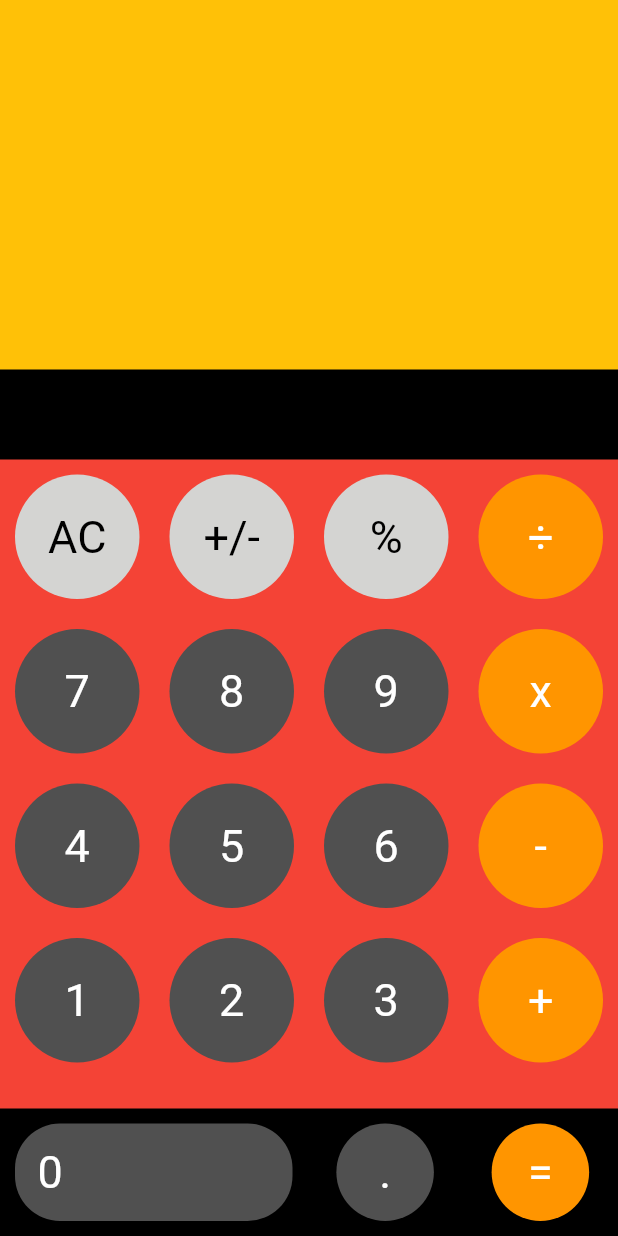
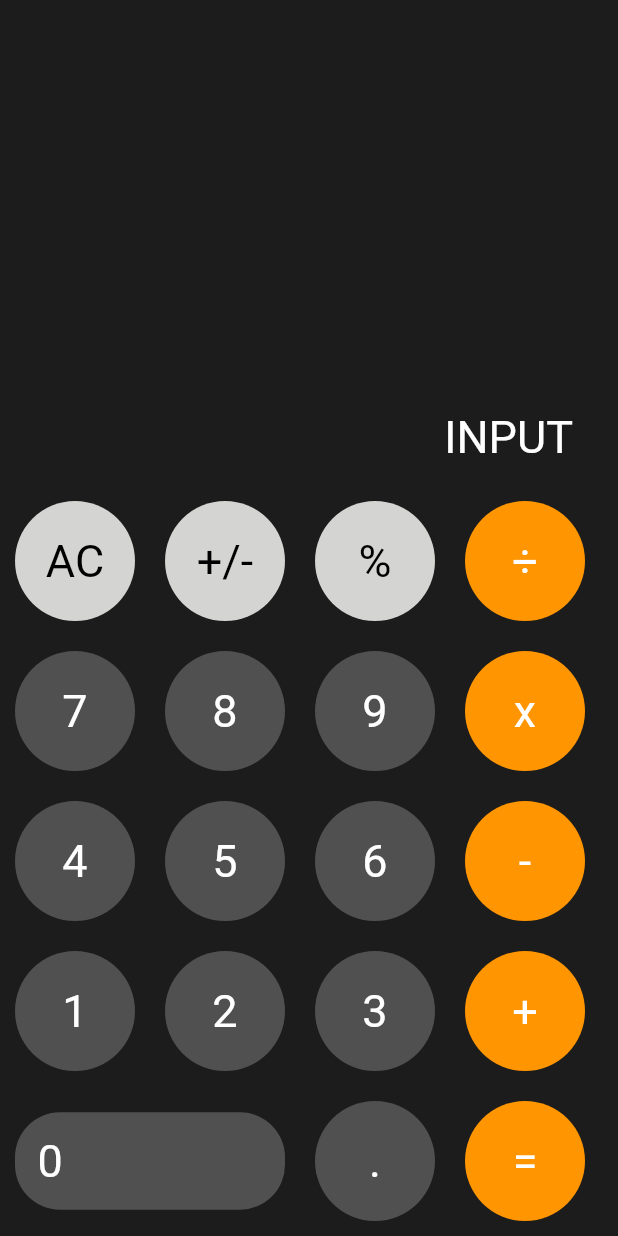
Before and after one commit to selimokten/calculator, a Flutter app: the screen it shows after launch, on a phone screen of 412 x 824 dp. Run offline on Flutter 3.47's test engine with Material 2 defaults, Android fonts, the phone set to English and light mode, and no system bars.

Commit message:
Files Upload

```diff
--- /dev/null
+++ b/lib/components/calculate_screen.dart
@@ -0,0 +1,15 @@
+import 'package:flutter/material.dart';
+import 'package:calculator/constants.dart';
+
+class CalculateScreen extends StatelessWidget {
+  const CalculateScreen({super.key});
+
+  @override
+  Widget build(BuildContext context) {
+    return Container(
+      alignment: Alignment.bottomRight,
+      padding: EdgeInsets.fromLTRB(0.0, 0.0, 30.0, 15.0),
+      child: Text(user_question, style: kTextStyle,),
+    );
+  }
+}
--- a/lib/components/my_button.dart
+++ b/lib/components/my_button.dart
@@ -15,6 +15,8 @@ class MyButton extends StatelessWidget {
       child: Container(
         margin: EdgeInsets.all(10),
         padding: EdgeInsets.all(15),
+        width: 80,
+        height: 80,
         decoration: BoxDecoration(
           shape: BoxShape.circle,
           color: color,
--- a/lib/components/my_second_button.dart
+++ b/lib/components/my_second_button.dart
@@ -13,7 +13,7 @@ class MySecondButton extends StatelessWidget {
     return GestureDetector(
       onTap: onTap,
       child: Container(
-        width: 185,
+        width: 180,
         margin: EdgeInsets.all(10),
         padding: EdgeInsets.all(15),
         decoration: BoxDecoration(
--- a/lib/constants.dart
+++ b/lib/constants.dart
@@ -17,9 +17,12 @@ final List<String> buttons = [
   '2',
   '3',
   '+',
+  '0',
+  '.',
+  '=',
 ];
 
-String user_question = '';
+String user_question = 'INPUT';
 
 const kBackgroundColor = Color(0xFF1C1C1C);
 const kButtonNumbersColor = Color(0xFF505050);
--- a/lib/main.dart
+++ b/lib/main.dart
@@ -1,5 +1,3 @@
-import 'package:calculator/components/my_button.dart';
-import 'package:calculator/constants.dart';
 import 'package:flutter/material.dart';
 
 import 'views/home_view.dart';
@@ -14,11 +12,8 @@ class Calculator extends StatelessWidget {
   @override
   Widget build(BuildContext context) {
     return MaterialApp(
-      theme: ThemeData.dark().copyWith(
-        scaffoldBackgroundColor: Colors.black,
-      ),
       debugShowCheckedModeBanner: false,
-      home: const HomeView(),
+      home: HomeView(),
     );
   }
 }
--- a/lib/views/home_view.dart
+++ b/lib/views/home_view.dart
@@ -1,7 +1,7 @@
+import 'package:calculator/components/my_button.dart';
 import 'package:calculator/components/my_second_button.dart';
 import 'package:flutter/material.dart';
-
-import '../components/my_button.dart';
+import '../components/calculate_screen.dart';
 import '../constants.dart';
 
 class HomeView extends StatefulWidget {
@@ -15,106 +15,116 @@ class _HomeViewState extends State<HomeView> {
   @override
   Widget build(BuildContext context) {
     return Scaffold(
+      backgroundColor: kBackgroundColor,
       body: Column(
+        mainAxisAlignment: MainAxisAlignment.end,
         children: [
-          //Calculater Screen
-          Expanded(
-            child: Container(
-              color: Colors.amber,
-              alignment: Alignment.centerRight,
-              padding: EdgeInsets.only(top: 220.0),
-              child: Text(
-                user_question,
-                style: kAnswerTextStyle,
-              ),
-            ),
+          CalculateScreen(),
+          Row(
+            children: [
+              MyButton(
+                  color: kUpOperatorColor,
+                  buttonText: buttons[0],
+                  style: kUpButtonsStyle,
+                  onTap: () {}),
+              MyButton(
+                  color: kUpOperatorColor,
+                  buttonText: buttons[1],
+                  style: kUpButtonsStyle,
+                  onTap: () {}),
+              MyButton(
+                  color: kUpOperatorColor,
+                  buttonText: buttons[2],
+                  style: kUpButtonsStyle,
+                  onTap: () {}),
+              MyButton(
+                  color: kRightOperatorColor,
+                  buttonText: buttons[3],
+                  style: kTextStyle,
+                  onTap: () {}),
+            ],
           ),
-          //Calculater Buttons
-          Expanded(
-            flex: 2,
-            child: Container(
-              color: Colors.red,
-              margin: EdgeInsets.only(top: 60),
-              child: GridView.builder(
-                itemCount: buttons.length,
-                gridDelegate: SliverGridDelegateWithFixedCrossAxisCount(
-                  crossAxisCount: 4,
-                ),
-                itemBuilder: (BuildContext context, int index) {
-                  if (index == 0 || index == 1 || index == 2) {
-                    return MyButton(
-                      onTap: () {
-                        setState(() {
-                          user_question += buttons[index];
-                        });
-                      },
-                      color: kUpOperatorColor,
-                      buttonText: buttons[index],
-                      style: kUpButtonsStyle,
-                    );
-                  } else if (buttons[index] == '0') {
-                    return MySecondButton(
-                      color: kButtonNumbersColor,
-                      buttonText: '0',
-                      style: kTextStyle,
-                      onTap: (() {}),
-                    );
-                  } else {
-                    return MyButton(
-                      onTap: () {
-                        setState(() {
-                          user_question += buttons[index];
-                        });
-                      },
-                      color: isOperator(buttons[index])
-                          ? kRightOperatorColor
-                          : kButtonNumbersColor,
-                      buttonText: buttons[index],
-                      style: kTextStyle,
-                    );
-                  }
-                },
-              ),
-            ),
+          Row(
+            children: [
+              MyButton(
+                  color: kButtonNumbersColor,
+                  buttonText: buttons[4],
+                  style: kTextStyle,
+                  onTap: () {}),
+              MyButton(
+                  color: kButtonNumbersColor,
+                  buttonText: buttons[5],
+                  style: kTextStyle,
+                  onTap: () {}),
+              MyButton(
+                  color: kButtonNumbersColor,
+                  buttonText: buttons[6],
+                  style: kTextStyle,
+                  onTap: () {}),
+              MyButton(
+                  color: kRightOperatorColor,
+                  buttonText: buttons[7],
+                  style: kTextStyle,
+                  onTap: () {}),
+            ],
           ),
-          Container(
-            child: Row(
-              children: [
-                MySecondButton(
-                    color: kButtonNumbersColor,
-                    buttonText: '0',
-                    style: kTextStyle,
-                    onTap: (() {})),
-                Expanded(
-                  child: MyButton(
-                      color: kButtonNumbersColor,
-                      buttonText: '.',
-                      style: kTextStyle,
-                      onTap: (() {})),
-                ),
-                Expanded(
-                  child: MyButton(
-                      color: kRightOperatorColor,
-                      buttonText: '=',
-                      style: kTextStyle,
-                      onTap: (() {})),
-                ),
-              ],
-            ),
+          Row(
+            children: [
+              MyButton(
+                  color: kButtonNumbersColor,
+                  buttonText: buttons[8],
+                  style: kTextStyle,
+                  onTap: () {}),
+              MyButton(
+                  color: kButtonNumbersColor,
+                  buttonText: buttons[9],
+                  style: kTextStyle,
+                  onTap: () {}),
+              MyButton(
+                  color: kButtonNumbersColor,
+                  buttonText: buttons[10],
+                  style: kTextStyle,
+                  onTap: () {}),
+              MyButton(
+                  color: kRightOperatorColor,
+                  buttonText: buttons[11],
+                  style: kTextStyle,
+                  onTap: () {}),
+            ],
+          ),
+          Row(
+            children: [
+              MyButton(
+                  color: kButtonNumbersColor,
+                  buttonText: buttons[12],
+                  style: kTextStyle,
+                  onTap: () {}),
+              MyButton(
+                  color: kButtonNumbersColor,
+                  buttonText: buttons[13],
+                  style: kTextStyle,
+                  onTap: () {}),
+              MyButton(
+                  color: kButtonNumbersColor,
+                  buttonText: buttons[14],
+                  style: kTextStyle,
+                  onTap: () {}),
+              MyButton(
+                  color: kRightOperatorColor,
+                  buttonText: buttons[15],
+                  style: kTextStyle,
+                  onTap: () {}),
+            ],
+          ),
+          Row(
+            children: [
+              MySecondButton(color: kButtonNumbersColor, buttonText: buttons[16], style: kTextStyle, onTap: (){}),
+              MyButton(color: kButtonNumbersColor, buttonText: buttons[17], style: kTextStyle, onTap: (){}),
+              MyButton(color: kRightOperatorColor, buttonText: buttons[18], style: kTextStyle, onTap: (){}),
+            ],
           ),
         ],
       ),
     );
   }
-
-  bool isOperator(String button) {
-    if (button == '÷' ||
-        button == 'x' ||
-        button == '-' ||
-        button == '+' ||
-        button == '=') {
-      return true;
-    }
-    return false;
-  }
 }
```
